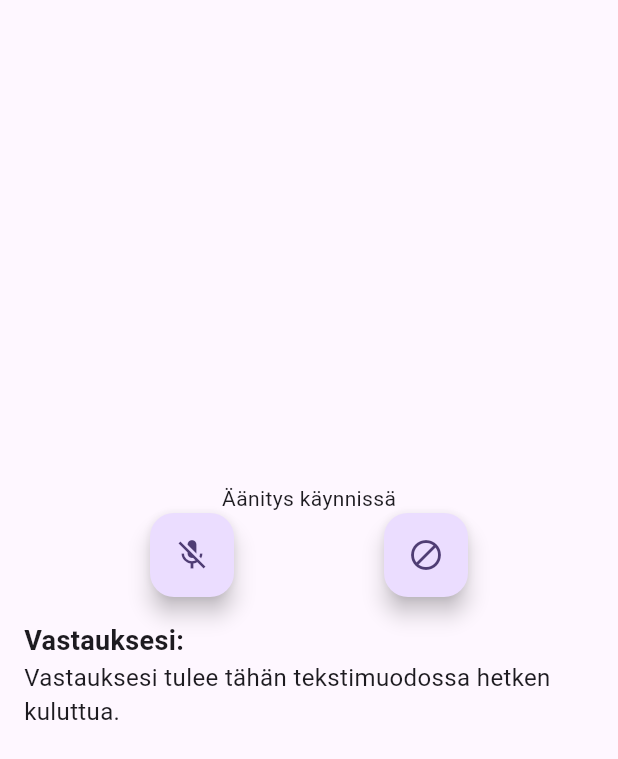
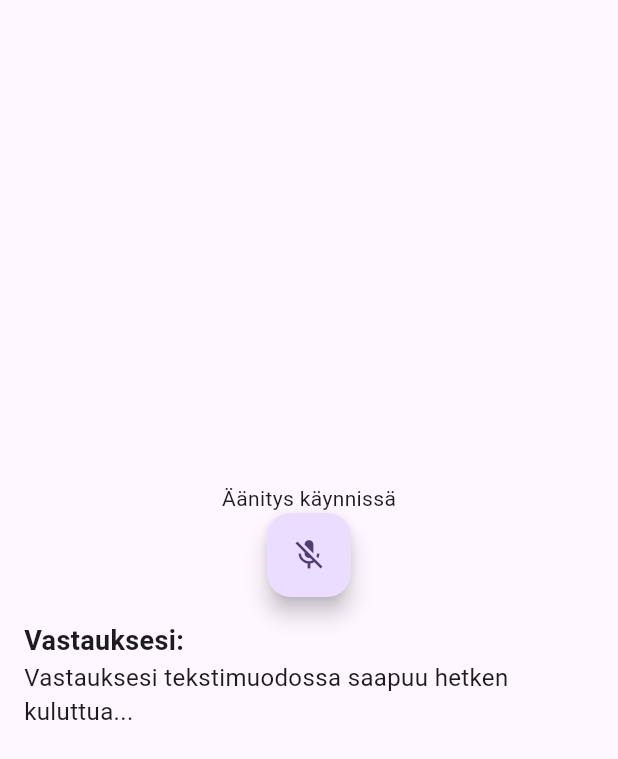
Before and after one commit to mabackma/medical_questionnaire, a Flutter app: the RecordingWidget widget shown alone on an empty page, opened directly with empty values, after a tap on the "mic" icon, on a phone screen of 412 x 824 dp. Shown: the top 759 px of the screen. Run offline on Flutter 3.47's test engine with Material 3 defaults, Android fonts, the phone set to English and light mode, and no system bars; missing offline and left inert: record.

Commit message:
recorder uses only one button

```diff
--- a/lib/recording_widget.dart
+++ b/lib/recording_widget.dart
@@ -41,6 +41,7 @@ class _RecordingWidgetState extends State<RecordingWidget>
       myRecorder.recordAudio();
     } else {
       myRecorder.stopRecordingAudio();
+      _sendMessage();
     }
   }
 
@@ -109,17 +110,6 @@ class _RecordingWidgetState extends State<RecordingWidget>
                   ? const Icon(Icons.mic_off)
                   : const Icon(Icons.mic),
             ),
-            _isRecording || myRecorder.mostRecentSpeech.isEmpty
-                ? FloatingActionButton(
-                    onPressed: () {},
-                    tooltip: 'Odottaa äänitettä',
-                    child: const Icon(Icons.block),
-                  )
-                : FloatingActionButton(
-                    onPressed: _sendMessage,
-                    tooltip: 'Lähetä vastaus',
-                    child: const Icon(Icons.arrow_forward_rounded),
-                  ),
           ],
         ),
         UserAnswerWidget(
--- a/lib/user_answer_widget.dart
+++ b/lib/user_answer_widget.dart
@@ -22,7 +22,7 @@ class UserAnswerWidget extends StatelessWidget {
           ),
           (userAnswer.isEmpty)
               ? const Text(
-                  'Vastauksesi tulee tähän tekstimuodossa hetken kuluttua.',
+                  'Vastauksesi tekstimuodossa saapuu hetken kuluttua...',
                   style: TextStyle(fontSize: 16.0),
                 )
               : Text(
```
